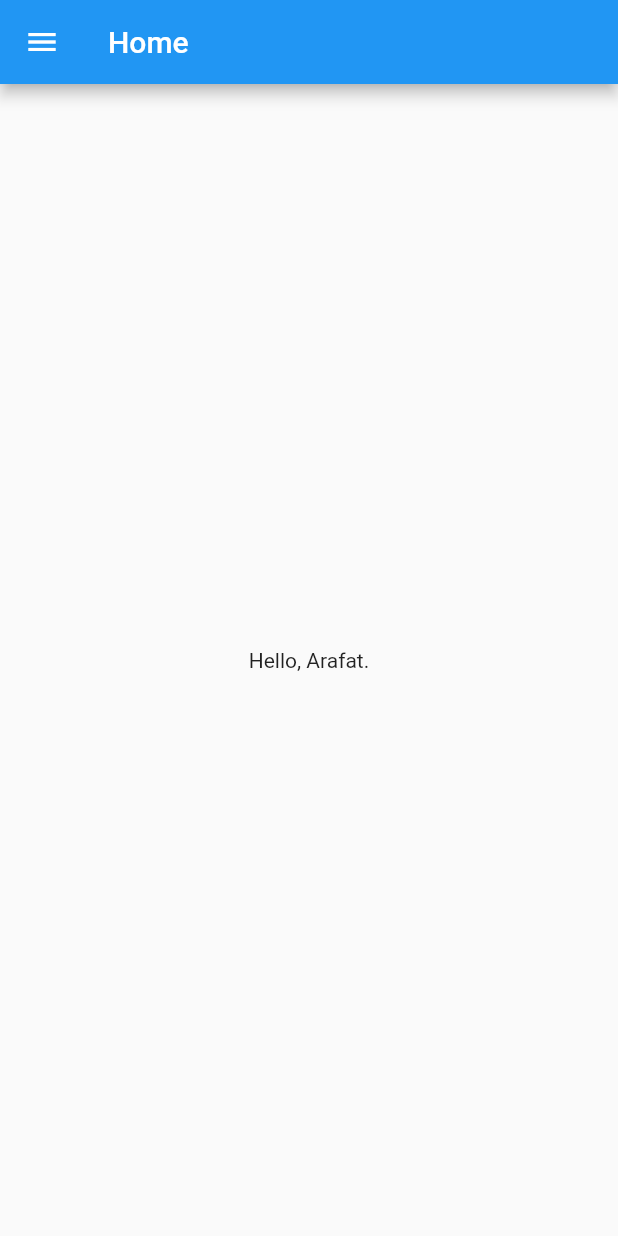
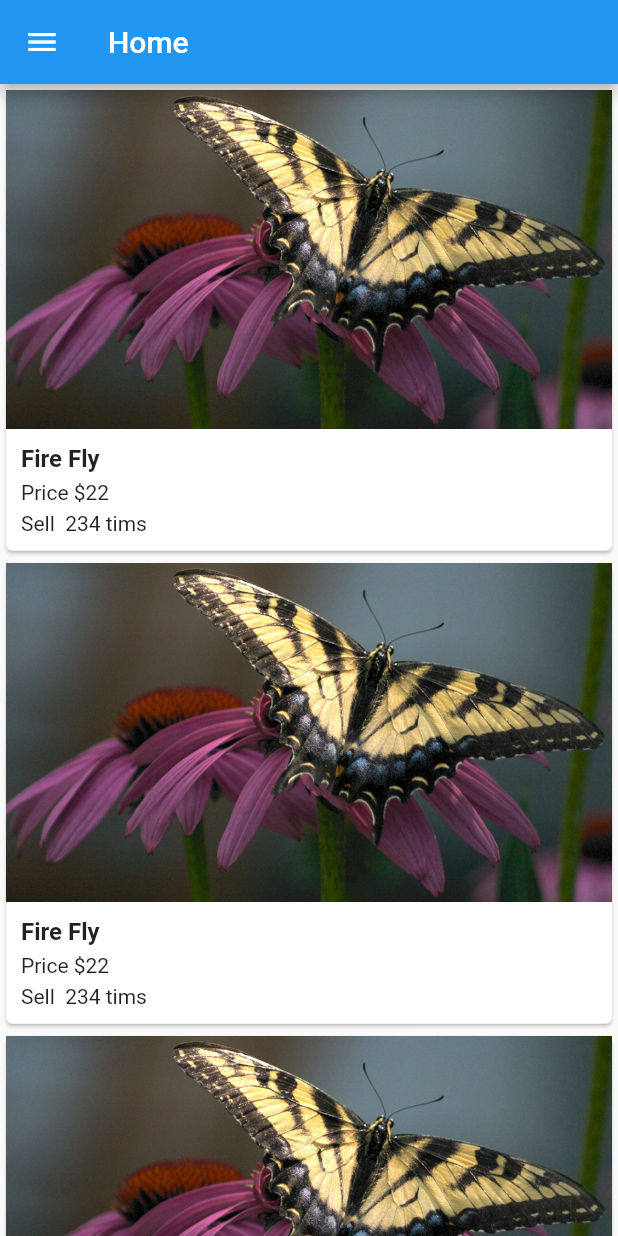
Before and after one commit to amiarafat/flutter_tutorial, a Flutter app: the screen it shows after launch, on a phone screen of 412 x 824 dp. Run offline on Flutter 3.47's test engine with Material 2 defaults, Android fonts, the phone set to English and light mode, and no system bars.

Commit message:
card and listview

```diff
--- a/lib/main.dart
+++ b/lib/main.dart
@@ -24,7 +24,50 @@ class HomePage extends StatelessWidget{
         appBar: new AppBar(
           title: new Text('Home'),
         ),
-        drawer: Drawer(
+        drawer: _homeDrawer(),
+        body: ListView(
+          children: <Widget>[
+            _foodCart(),
+            _foodCart(),
+            _foodCart(),
+            _foodCart(),
+            _foodCart(),
+          ],
+        )
+    );
+  }
+
+  Widget _foodCart(){
+
+    return
+      Card(
+        child: Column(
+          crossAxisAlignment: CrossAxisAlignment.start,
+          mainAxisAlignment: MainAxisAlignment.start,
+          children: <Widget>[
+            Image.asset("assets/images/image.jpg"),
+            Padding(
+              padding: EdgeInsets.all(10),
+              child: Column(
+                crossAxisAlignment: CrossAxisAlignment.start,
+                mainAxisAlignment: MainAxisAlignment.start,
+                children: <Widget>[
+                  Text("Fire Fly",style: TextStyle(fontSize: 16, fontWeight: FontWeight.bold),),
+                  SizedBox(height: 5),
+                  Text("Price \$22 ",style: TextStyle(fontSize: 14),),
+                  SizedBox(height: 5),
+                  Text("Sell  234 tims ",style: TextStyle(fontSize: 14),),
+                ],
+              ),
+            )
+          ],
+        ),
+      );
+  }
+
+  Widget _homeDrawer(){
+
+    return Drawer(
       child: ListView(children: <Widget>[
         Stack(children: <Widget>[
           Image.asset("assets/images/image.jpg"),
@@ -66,11 +109,6 @@ class HomePage extends StatelessWidget{
         ),
       ],
       ),
-        ),
-        body: Center(
-          child: Text(_shortText),
-        )
     );
   }
-
 }
```
Lines whose indentation alone changed are shown as unchanged.
